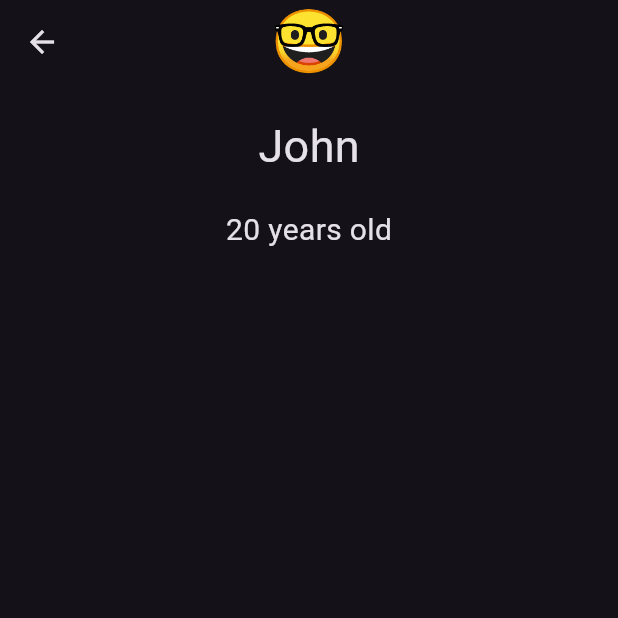
After one commit to srpallab/flutter-animation, a Flutter app: the ExampleHeroAnimationView screen opened by its route, after a tap on "John", on a phone screen of 412 x 824 dp, the top half of it. The commit adds this screen. Run offline on Flutter 3.47's test engine with Material 3 defaults, Android fonts, the light colour scheme and no system bars; our stand-ins replace get.

Commit message:
Example Hero Animation.

```diff
--- /dev/null
+++ b/lib/app/modules/example_hero_animation/bindings/example_hero_animation_binding.dart
@@ -0,0 +1,12 @@
+import 'package:get/get.dart';
+
+import '../controllers/example_hero_animation_controller.dart';
+
+class ExampleHeroAnimationBinding extends Bindings {
+  @override
+  void dependencies() {
+    Get.lazyPut<ExampleHeroAnimationController>(
+      () => ExampleHeroAnimationController(),
+    );
+  }
+}
--- /dev/null
+++ b/lib/app/modules/example_hero_animation/controllers/example_hero_animation_controller.dart
@@ -0,0 +1,11 @@
+import 'package:get/get.dart';
+
+import '../../home/models/person.dart';
+
+class ExampleHeroAnimationController extends GetxController {
+  final List<Person> peoples = [
+    Person(name: "John", age: 20, emoji: '🤓'),
+    Person(name: "Jane", age: 21, emoji: '😎'),
+    Person(name: "Jack", age: 22, emoji: '🥸'),
+  ];
+}
--- /dev/null
+++ b/lib/app/modules/example_hero_animation/views/details_view.dart
@@ -0,0 +1,62 @@
+import 'package:flutter/material.dart';
+import 'package:get/get.dart';
+
+import '../../home/models/person.dart';
+
+class DetailsView extends StatelessWidget {
+  final Person person;
+  const DetailsView({super.key, required this.person});
+
+  @override
+  Widget build(BuildContext context) {
+    return Scaffold(
+      appBar: AppBar(
+        title: Hero(
+          flightShuttleBuilder:
+              (
+                BuildContext ctx,
+                Animation<double> animation,
+                HeroFlightDirection flightDirection,
+                BuildContext fromHeroCtx,
+                BuildContext toHeroCtx,
+              ) {
+                switch (flightDirection) {
+                  case HeroFlightDirection.push:
+                    return Material(
+                      color: Colors.transparent,
+                      child: ScaleTransition(
+                        scale: animation.drive(
+                          Tween<double>(
+                            begin: 0,
+                            end: 1,
+                          ).chain(CurveTween(curve: Curves.fastOutSlowIn)),
+                        ),
+                        child: toHeroCtx.widget,
+                      ),
+                    );
+
+                  case HeroFlightDirection.pop:
+                    return Material(
+                      color: Colors.transparent,
+                      child: fromHeroCtx.widget,
+                    );
+                }
+              },
+          tag: person.name,
+          child: Text(person.emoji, style: TextStyle(fontSize: 40)),
+        ),
+        centerTitle: true,
+      ),
+
+      body: Column(
+        crossAxisAlignment: .center,
+        spacing: 20,
+        children: [
+          SizedBox(width: Get.width),
+          Text(person.name, style: TextStyle(fontSize: 30)),
+          Text("${person.age} years old", style: TextStyle(fontSize: 20)),
+        ],
+      ),
+    );
+  }
+}
--- /dev/null
+++ b/lib/app/modules/example_hero_animation/views/example_hero_animation_view.dart
@@ -0,0 +1,42 @@
+import 'package:flutter/material.dart';
+import 'package:flutter_animation/app/modules/example_hero_animation/views/details_view.dart';
+import 'package:get/get.dart';
+
+import '../controllers/example_hero_animation_controller.dart';
+
+class ExampleHeroAnimationView extends GetView<ExampleHeroAnimationController> {
+  const ExampleHeroAnimationView({super.key});
+  @override
+  Widget build(BuildContext context) {
+    return Scaffold(
+      appBar: AppBar(
+        title: const Text('Example Hero Animation'),
+        centerTitle: true,
+      ),
+      body: ListView.builder(
+        itemCount: controller.peoples.length,
+        itemBuilder: (context, index) {
+          final person = controller.peoples[index];
+          return ListTile(
+            onTap: () {
+              Navigator.of(context).push(
+                MaterialPageRoute(
+                  builder: (context) {
+                    return DetailsView(person: person);
+                  },
+                ),
+              );
+            },
+            leading: Hero(
+              tag: person.name,
+              child: Text(person.emoji, style: TextStyle(fontSize: 40)),
+            ),
+            title: Text(person.name),
+            subtitle: Text('${person.age} years old'),
+            trailing: Icon(Icons.arrow_forward_ios),
+          );
+        },
+      ),
+    );
+  }
+}
--- /dev/null
+++ b/lib/app/modules/home/models/person.dart
@@ -0,0 +1,10 @@
+import 'package:flutter/cupertino.dart';
+
+@immutable
+class Person {
+  final String name;
+  final int age;
+  final String emoji;
+
+  const Person({required this.name, required this.age, required this.emoji});
+}
--- a/lib/app/modules/home/views/home_view.dart
+++ b/lib/app/modules/home/views/home_view.dart
@@ -34,6 +34,12 @@ class HomeView extends GetView<HomeController> {
               },
               child: Text("Example 3D"),
             ),
+            ElevatedButton(
+              onPressed: () {
+                Get.toNamed(Routes.EXAMPLE_HERO_ANIMATION);
+              },
+              child: Text("Hero Animation"),
+            ),
           ],
         ),
       ),
--- a/lib/app/routes/app_pages.dart
+++ b/lib/app/routes/app_pages.dart
@@ -1,5 +1,7 @@
 import 'package:get/get.dart';
 
+import '../modules/example_hero_animation/bindings/example_hero_animation_binding.dart';
+import '../modules/example_hero_animation/views/example_hero_animation_view.dart';
 import '../modules/example_one/bindings/example_one_binding.dart';
 import '../modules/example_one/views/example_one_view.dart';
 import '../modules/example_tree_d/bindings/example_tree_d_binding.dart';
@@ -37,5 +39,10 @@ class AppPages {
       page: () => const ExampleTreeDView(),
       binding: ExampleTreeDBinding(),
     ),
+    GetPage(
+      name: _Paths.EXAMPLE_HERO_ANIMATION,
+      page: () => const ExampleHeroAnimationView(),
+      binding: ExampleHeroAnimationBinding(),
+    ),
   ];
 }
--- a/lib/app/routes/app_routes.dart
+++ b/lib/app/routes/app_routes.dart
@@ -7,6 +7,7 @@ abstract class Routes {
   static const EXAMPLE_ONE = _Paths.EXAMPLE_ONE;
   static const EXAMPLE_TWO = _Paths.EXAMPLE_TWO;
   static const EXAMPLE_TREE_D = _Paths.EXAMPLE_TREE_D;
+  static const EXAMPLE_HERO_ANIMATION = _Paths.EXAMPLE_HERO_ANIMATION;
 }
 
 abstract class _Paths {
@@ -15,4 +16,5 @@ abstract class _Paths {
   static const EXAMPLE_ONE = '/example-one';
   static const EXAMPLE_TWO = '/example-two';
   static const EXAMPLE_TREE_D = '/example-tree-d';
+  static const EXAMPLE_HERO_ANIMATION = '/example-hero-animation';
 }
```
